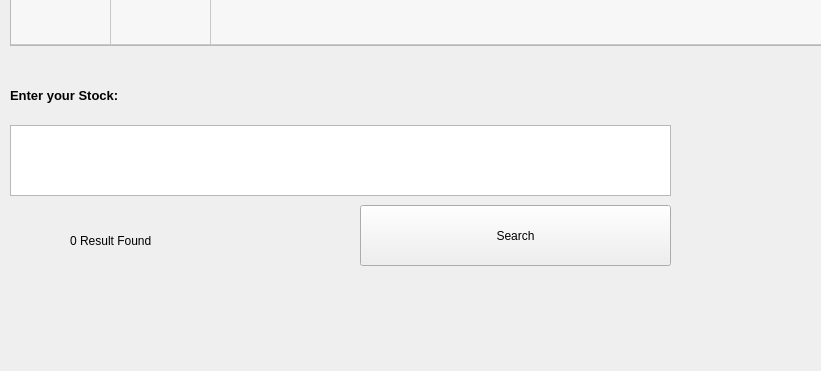
This is main.ui in zethsqx/simple-qf-calc-py as Qt 5 draws it before an edit; both pictures show x 0 to 821 and y 625 to 996 of the 986 by 996 pixel window. The edited form follows.
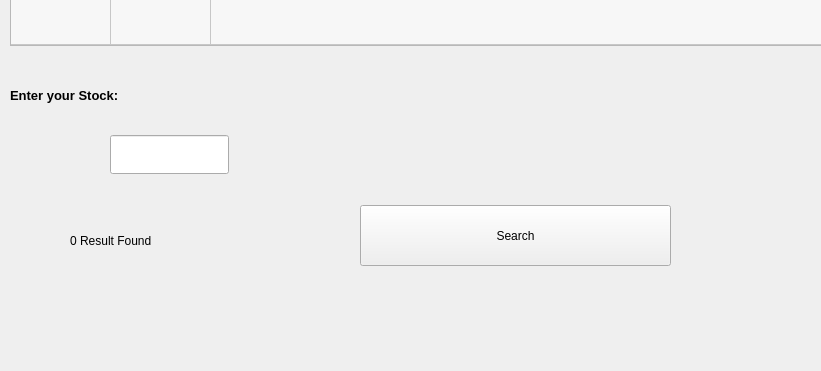
This is the edited form.

Commit message:
main.ui search box change to stockName search button change to searchButton
added main.py

```diff
--- a/main.ui
+++ b/main.ui
@@ -14,28 +14,6 @@
    <string>MainWindow</string>
   </property>
   <widget class="QWidget" name="centralwidget">
-   <widget class="QTextEdit" name="textEdit">
-    <property name="geometry">
-     <rect>
-      <x>10</x>
-      <y>750</y>
-      <width>661</width>
-      <height>71</height>
-     </rect>
-    </property>
-    <property name="font">
-     <font>
-      <pointsize>8</pointsize>
-     </font>
-    </property>
-    <property name="html">
-     <string>&lt;!DOCTYPE HTML PUBLIC &quot;-//W3C//DTD HTML 4.0//EN&quot; &quot;http://www.w3.org/TR/REC-html40/strict.dtd&quot;&gt;
-&lt;html&gt;&lt;head&gt;&lt;meta name=&quot;qrichtext&quot; content=&quot;1&quot; /&gt;&lt;style type=&quot;text/css&quot;&gt;
-p, li { white-space: pre-wrap; }
-&lt;/style&gt;&lt;/head&gt;&lt;body style=&quot; font-family:'MS Shell Dlg 2'; font-size:8pt; font-weight:400; font-style:normal;&quot;&gt;
-&lt;p style=&quot;-qt-paragraph-type:empty; margin-top:0px; margin-bottom:0px; margin-left:0px; margin-right:0px; -qt-block-indent:0; text-indent:0px;&quot;&gt;&lt;br /&gt;&lt;/p&gt;&lt;/body&gt;&lt;/html&gt;</string>
-    </property>
-   </widget>
    <widget class="QTableWidget" name="tableWidget">
     <property name="geometry">
      <rect>
@@ -135,6 +113,16 @@
      <string>0 Result Found</string>
     </property>
    </widget>
+   <widget class="QLineEdit" name="stockName">
+    <property name="geometry">
+     <rect>
+      <x>110</x>
+      <y>760</y>
+      <width>119</width>
+      <height>39</height>
+     </rect>
+    </property>
+   </widget>
   </widget>
   <widget class="QMenuBar" name="menubar">
    <property name="geometry">
```
Left out of the diff: 2 changed lines with no effect on the pictures. The commit also changes 3 other files.
